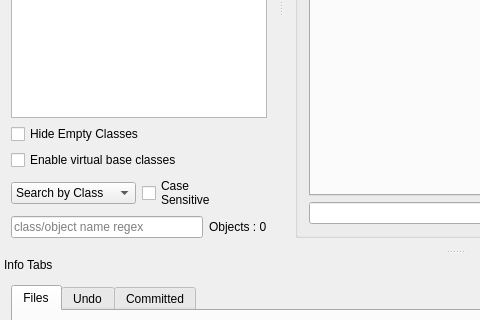
First picture: the form in ui/DBE.ui, repository DUNE-DAQ/dbe, before the edit; both pictures show x 0 to 480 and y 286 to 606 of the 909 by 848 pixel window.
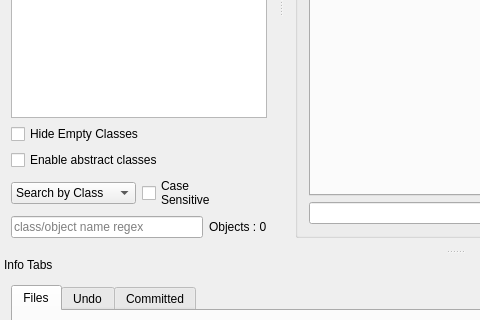
Second picture: the form after the edit. Icons and pictures are not drawn. Custom widgets are drawn as their Qt base class.

The edit to the form file:
```diff
--- a/ui/DBE.ui
+++ b/ui/DBE.ui
@@ -245,7 +245,7 @@
         <string>Allow selecting by abstract base classes</string>
        </property>
        <property name="text">
-        <string>Enable virtual base classes</string>
+        <string>Enable abstract classes</string>
        </property>
       </widget>
      </item>
```
Left out of the diff: 3 changed lines with no effect on the pictures.
